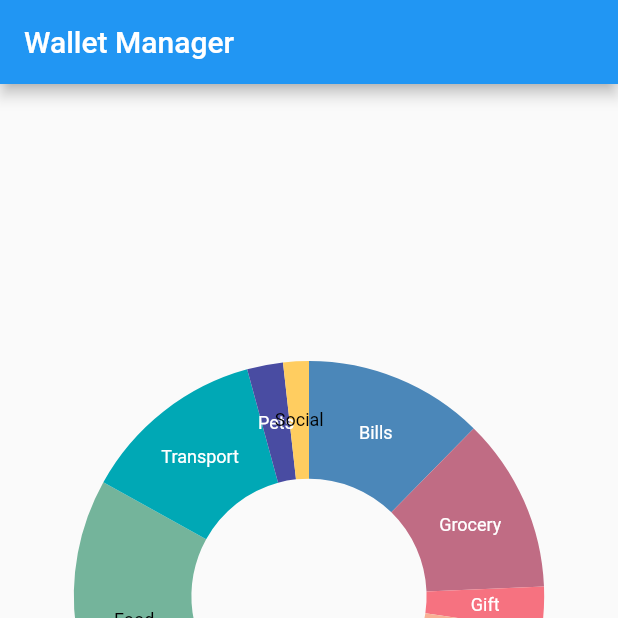
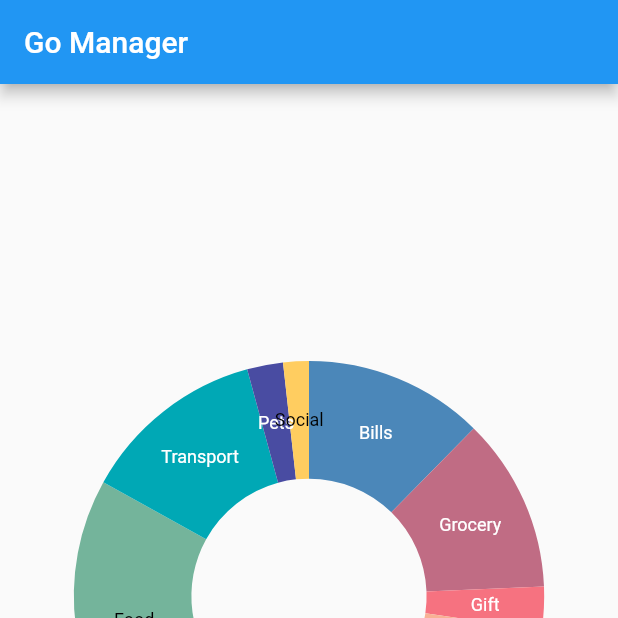
Before and after one commit to seoksee/WhatTheHack, a Flutter app: the screen it shows after launch, on a phone screen of 412 x 824 dp, the top half of it. Run offline on Flutter 3.47's test engine with Material 2 defaults, Android fonts, the phone set to English and light mode, and no system bars; our stand-ins replace select_form_field, shared_preferences, syncfusion_flutter_charts.

Commit message:
change app bar title to go manager

```diff
--- a/lib/screens/BudgetScreen.dart
+++ b/lib/screens/BudgetScreen.dart
@@ -108,7 +108,7 @@ class _BudgetScreenState extends State<BudgetScreen> {
   Widget build(BuildContext context) {
     return Scaffold(
       appBar: AppBar(
-        title: const Text('Wallet Manager'),
+        title: const Text('Go Manager'),
         actions: [
           IconButton(onPressed: (){
             Navigator.push(
--- a/lib/screens/DashboardScreen.dart
+++ b/lib/screens/DashboardScreen.dart
@@ -129,7 +129,7 @@ class _DashboardScreenState extends State<DashboardScreen> {
   Widget build(BuildContext context) {
     return Scaffold(
       appBar: AppBar(
-        title: const Text('Wallet Manager'),
+        title: const Text('Go Manager'),
       ),
         body: Column(
           children: [
--- a/lib/screens/RewardsScreen.dart
+++ b/lib/screens/RewardsScreen.dart
@@ -11,7 +11,7 @@ class _RewardsScreenState extends State<RewardsScreen> {
   Widget build(BuildContext context) {
     return Scaffold(
       appBar: AppBar(
-        title: const Text('Wallet Manager'),
+        title: const Text('Go Manager'),
       ),
       body: Text("World"),
     );
--- a/lib/screens/StatisticsScreen.dart
+++ b/lib/screens/StatisticsScreen.dart
@@ -11,7 +11,7 @@ class _StatisticsScreenState extends State<StatisticsScreen> {
   Widget build(BuildContext context) {
     return Scaffold(
       appBar: AppBar(
-        title: const Text('Wallet Manager'),
+        title: const Text('Go Manager'),
       ),
       body: Text("Hehe"),
     );
```
